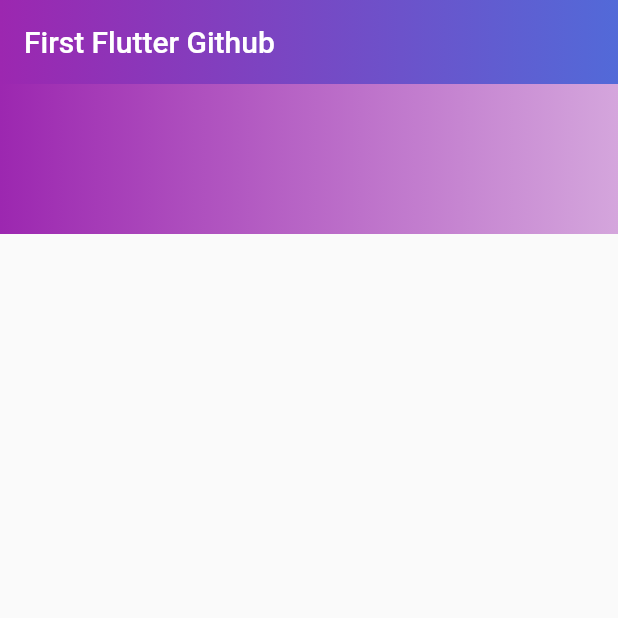
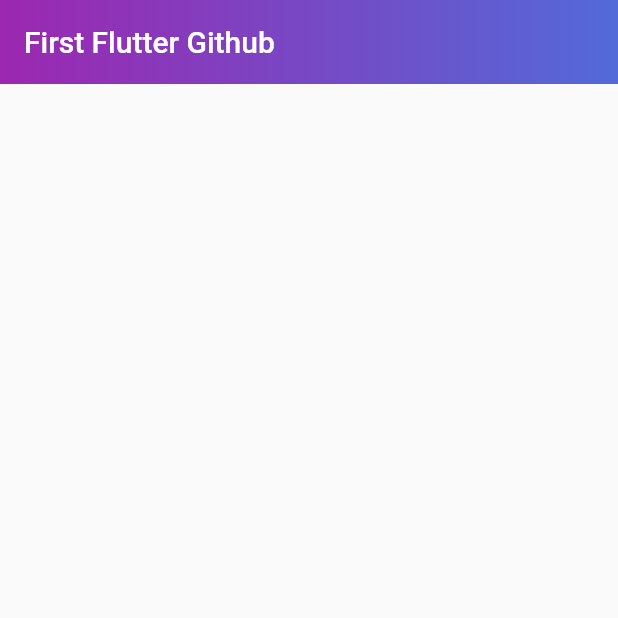
Before and after one commit to ravioad/hello_github, a Flutter app: the screen it shows after launch, on a phone screen of 412 x 824 dp, the top half of it. Run offline on Flutter 3.47's test engine with Material 2 defaults, Android fonts, the phone set to English and light mode, and no system bars.

Commit message:
removed body container

```diff
--- a/lib/main.dart
+++ b/lib/main.dart
@@ -36,16 +36,7 @@ class _MyHomePageState extends State<MyHomePage> {
         ),
       ),
       body: Column(
-        children: <Widget>[
-          Container(
-            width: double.infinity,
-            height: 100,
-            decoration: BoxDecoration(
-                color: Colors.blue,
-                gradient: LinearGradient(
-                    colors: [Colors.purple, Colors.purple.withOpacity(.4)])),
-          )
-        ],
+        children: <Widget>[],
       ),
     );
   }
```
